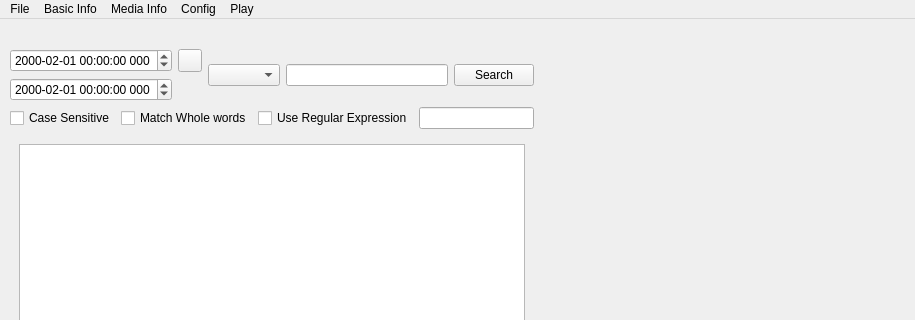
Old version of the form mainwindow.ui in the repository SunStorm2018/media-debuger; both pictures show x 0 to 915 and y 0 to 320 of the 915 by 593 pixel window.
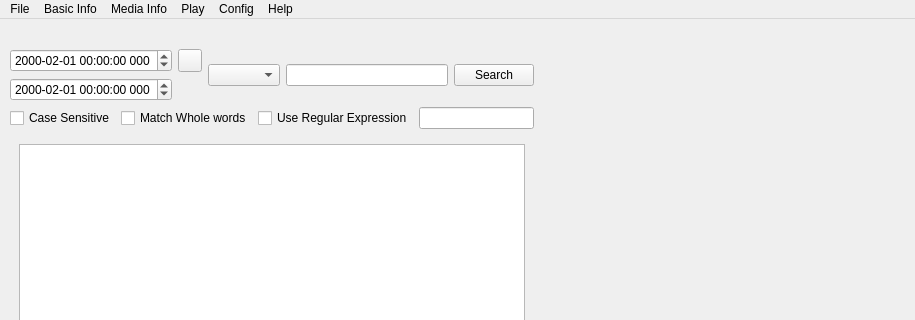
New version of the form. Icons and pictures are not drawn.

```diff
--- a/mainwindow.ui
+++ b/mainwindow.ui
@@ -162,7 +162,7 @@
      <x>0</x>
      <y>0</y>
      <width>915</width>
-     <height>23</height>
+     <height>27</height>
     </rect>
    </property>
    <widget class="QMenu" name="menuBasic_Info">
@@ -230,11 +230,17 @@
     <addaction name="separator"/>
     <addaction name="actionExport"/>
    </widget>
+   <widget class="QMenu" name="menuHelp">
+    <property name="title">
+     <string>Help</string>
+    </property>
+   </widget>
    <addaction name="menuFile"/>
    <addaction name="menuBasic_Info"/>
    <addaction name="menuMedia_Info"/>
-   <addaction name="menuConfig"/>
    <addaction name="menuPlay"/>
+   <addaction name="menuConfig"/>
+   <addaction name="menuHelp"/>
   </widget>
   <widget class="QStatusBar" name="statusbar"/>
   <action name="actionVersion">
```
Left out of the diff: 61 changed lines with no effect on the pictures.
